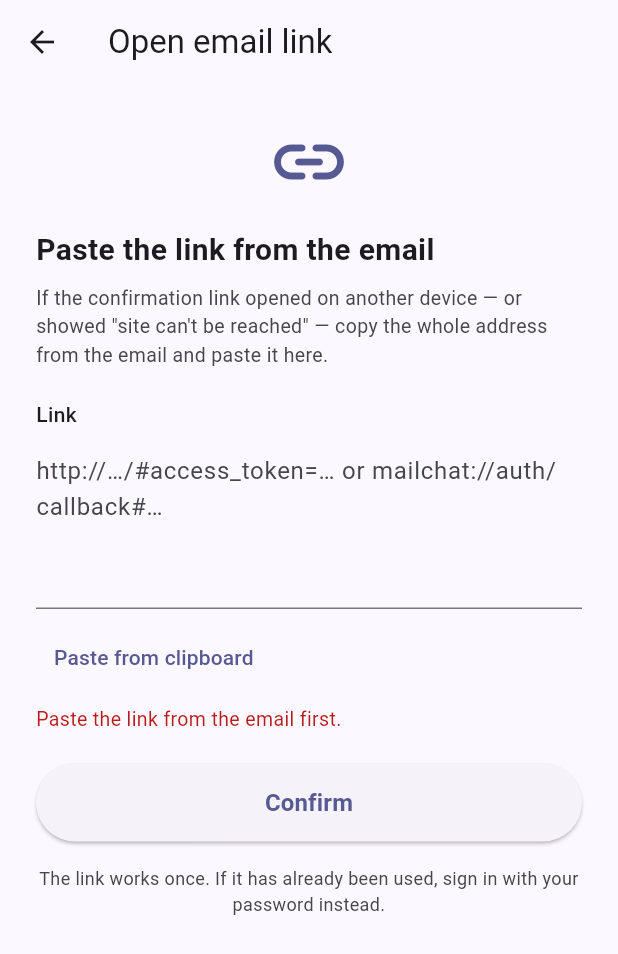
After one commit to vidu1999/Mailchat, a Flutter app: the PasteLinkScreen screen opened directly, after a tap on "Paste from clipboard", after a tap on "Confirm", on a phone screen of 412 x 824 dp. The commit adds this screen. Shown: the top 954 px of the screen. Run offline on Flutter 3.47's test engine with Material 3 defaults, Android fonts, the phone set to English and light mode, and no system bars; accounts and stored records are empty.

Commit message:
Accept the Site-URL fallback link and let it be pasted in
The confirmation link came back as
http://localhost:3000/#access_token=…&type=signup: GoTrue fell back to the
project's Site URL because the app's email_redirect_to is not allow-listed.
On a phone, localhost is the phone itself, so the browser says the site
cannot be reached. The account was already confirmed — only the delivery of
the session failed.

- AuthDeepLink.parse accepts a payload-bearing URL without a callback path,
  since that is the shape a misconfigured project actually produces. The
  token fields are the discriminator, so `mailchat://settings` and plain
  URLs are still ignored.
- A non-callback link must match this project's hosts (Supabase host,
  AUTH_REDIRECT_URL host, localhost). Without that check a crafted link
  could sign a user into an account they do not own. app.dart passes them.
- New PasteLinkScreen: copy the link on the computer, paste it on the phone.
  Reachable from login ("Have a confirmation link?") and from the verify
  screen ("Opened on another device?"). User-initiated, so any host is
  accepted; the confirmed address is shown afterwards.
- An expired or already-used token is now reported instead of being stored
  as a dead session: setSession leaves no current user to confirm.
- docs: the localhost variant, the three ways to finish now, and the exact
  dashboard fields that stop it recurring.

Co-authored-by: arena-agent <297053741+arena-agent@users.noreply.github.com>

```diff
--- a/lib/core/deeplink/auth_deep_link.dart
+++ b/lib/core/deeplink/auth_deep_link.dart
@@ -91,23 +91,39 @@ class AuthDeepLink {
 
   /// Parses [raw] as an auth deep link, returning null when it is not one.
   ///
-  /// Accepts the custom scheme (`mailchat://auth/callback`) and a web URL whose
-  /// path ends in `auth/callback`, so an https app link configured against a
-  /// real domain works the same way.
-  static AuthDeepLink? parse(String? raw) {
+  /// Two URL shapes are recognised:
+  ///
+  ///  * a **callback** — `mailchat://auth/callback`, an https URL ending in
+  ///    `/auth/callback`, or GoTrue's `/auth/v1/verify`. This is what a
+  ///    correctly allow-listed `redirect_to` produces.
+  ///  * a **bare site URL carrying a payload** — `http://localhost:3000/#access_token=…`.
+  ///    GoTrue falls back to the project's Site URL whenever `redirect_to` is
+  ///    not on its allow-list, so this is the shape most misconfigured projects
+  ///    actually produce. Rejecting it means the only link the user ever
+  ///    receives is one the app cannot read.
+  ///
+  /// [allowedHosts] guards the second shape. When it is non-empty, a link that
+  /// is not a callback must point at one of those hosts. Callers pass their own
+  /// configured hosts; passing an empty set means "the user supplied this link
+  /// deliberately", which is the case for the paste-a-link screen.
+  ///
+  /// A payload is required either way (`access_token`, `token_hash`, or an
+  /// error), so an ordinary link such as `mailchat://settings` is still ignored.
+  static AuthDeepLink? parse(
+    String? raw, {
+    Set<String> allowedHosts = const {},
+  }) {
     if (raw == null || raw.trim().isEmpty) return null;
     final uri = Uri.tryParse(raw.trim());
     if (uri == null) return null;
 
     // Match on scheme + host + path together. For `mailchat://auth/callback`
     // the "auth" segment is the *host*; for an https app link it is part of the
-    // path — so neither alone identifies a callback. Anything else the scheme
-    // can address (`mailchat://settings`) must not be treated as one.
+    // path — so neither alone identifies a callback.
     final signature = '${uri.scheme}://${uri.host}${uri.path}';
     final isCallback = signature.contains('mailchat://auth/callback') ||
         signature.contains('/auth/callback') ||
         signature.contains('/auth/v1/verify');
-    if (!isCallback) return null;
 
     // Query parameters first, then the fragment wins for any repeated key: when
     // both are present the fragment carries the session and the query carries
@@ -118,6 +134,18 @@ class AuthDeepLink {
 
     final errorCode = params['error_code'] ?? params['error'];
     final errorDescription = params['error_description'];
+    final hasPayload = params.containsKey('access_token') ||
+        params.containsKey('token_hash') ||
+        (errorCode != null && errorCode.isNotEmpty) ||
+        (errorDescription != null && errorDescription.isNotEmpty);
+
+    if (!isCallback) {
+      if (!hasPayload) return null;
+      if (allowedHosts.isNotEmpty && !allowedHosts.contains(uri.host)) {
+        return null;
+      }
+    }
+
     if ((errorCode != null && errorCode.isNotEmpty) ||
         (errorDescription != null && errorDescription.isNotEmpty)) {
       return AuthDeepLink(
@@ -155,6 +183,28 @@ class AuthDeepLink {
     );
   }
 
+  /// Hosts whose links may be trusted without a callback path.
+  ///
+  /// Built from configuration: the Supabase project's own host (the Site URL is
+  /// normally the project URL or a custom domain) plus the host of
+  /// `AUTH_REDIRECT_URL`. `localhost` is included because that is the default
+  /// Site URL — and the exact link that lands on a developer's PC.
+  static Set<String> trustedHosts({
+    required String supabaseUrl,
+    required String authRedirectUrl,
+    bool includeLocalhost = true,
+  }) {
+    final hosts = <String>{};
+    for (final raw in [supabaseUrl, authRedirectUrl]) {
+      final uri = Uri.tryParse(raw.trim());
+      if (uri != null && uri.host.isNotEmpty) hosts.add(uri.host);
+    }
+    if (includeLocalhost) {
+      hosts.addAll(['localhost', '127.0.0.1']);
+    }
+    return hosts;
+  }
+
   /// Parses `a=1&b=2` style fragments, and the legacy bare `#<token>` form.
   static Map<String, String> _parseFragment(String fragment) {
     if (fragment.isEmpty) return const {};
--- a/lib/core/routing/app_router.dart
+++ b/lib/core/routing/app_router.dart
@@ -4,6 +4,7 @@ import 'package:mailchat/core/logging/app_logger.dart';
 import 'package:mailchat/features/auth/presentation/screens/forgot_password_screen.dart';
 import 'package:mailchat/features/auth/presentation/screens/login_screen.dart';
 import 'package:mailchat/features/auth/presentation/screens/registration_screen.dart';
+import 'package:mailchat/features/auth/presentation/screens/paste_link_screen.dart';
 import 'package:mailchat/features/auth/presentation/screens/reset_password_screen.dart';
 import 'package:mailchat/features/auth/presentation/screens/splash_screen.dart';
 import 'package:mailchat/features/auth/presentation/screens/email_verification_screen.dart';
@@ -36,6 +37,7 @@ class AppRoutes {
   static const String emailVerification = '/email-verification';
   static const String forgotPassword = '/forgot-password';
   static const String resetPassword = '/reset-password';
+  static const String pasteLink = '/paste-link';
   static const String chatList = '/chat-list';
   static const String searchUsers = '/search-users';
   static const String newConversation = '/new-conversation';
@@ -84,6 +86,8 @@ class AppRouter {
         return _materialRoute(EmailVerificationScreen(arguments: _args(settings)), settings);
       case AppRoutes.forgotPassword:
         return _materialRoute(const ForgotPasswordScreen(), settings);
+      case AppRoutes.pasteLink:
+        return _materialRoute(const PasteLinkScreen(), settings);
       case AppRoutes.resetPassword:
         return _materialRoute(ResetPasswordScreen(arguments: _args(settings)), settings);
       case AppRoutes.chatList:
--- /dev/null
+++ b/lib/features/auth/presentation/screens/paste_link_screen.dart
@@ -0,0 +1,175 @@
+import 'package:flutter/material.dart';
+import 'package:flutter/services.dart';
+
+import 'package:mailchat/core/deeplink/auth_deep_link.dart';
+import 'package:mailchat/core/routing/app_router.dart';
+import 'package:mailchat/shared/services/auth_service.dart';
+import 'package:mailchat/shared/widgets/app_button.dart';
+import 'package:mailchat/shared/widgets/app_input.dart';
+
+/// Completes an email link on this device by pasting it.
+///
+/// Needed whenever the confirmation email opens somewhere the app is not: the
+/// project's Site URL is `http://localhost:3000`, so the phone's browser opens
+/// the *phone's* localhost and shows "site can't be reached". The token in that
+/// URL is still valid and single-use — copying it here finishes the job.
+///
+/// The paste is user-initiated, so any host is accepted (`allowedHosts` is
+/// empty). The resulting account address is shown, so a link that signs the
+/// user into the wrong account is at least visible.
+class PasteLinkScreen extends StatefulWidget {
+  const PasteLinkScreen({super.key});
+
+  @override
+  State<PasteLinkScreen> createState() => _PasteLinkScreenState();
+}
+
+class _PasteLinkScreenState extends State<PasteLinkScreen> {
+  final _controller = TextEditingController();
+
+  bool _loading = false;
+  String? _errorMessage;
+
+  @override
+  void dispose() {
+    _controller.dispose();
+    super.dispose();
+  }
+
+  Future<void> _pasteFromClipboard() async {
+    try {
+      final data = await Clipboard.getData(Clipboard.kTextPlain);
+      final text = data?.text?.trim();
+      if (text == null || text.isEmpty) {
+        setState(() => _errorMessage = 'The clipboard is empty.');
+        return;
+      }
+      _controller.text = text;
+      setState(() => _errorMessage = null);
+    } catch (_) {
+      setState(() => _errorMessage = 'Could not read the clipboard.');
+    }
+  }
+
+  Future<void> _submit() async {
+    FocusScope.of(context).unfocus();
+    final raw = _controller.text.trim();
+    if (raw.isEmpty) {
+      setState(() => _errorMessage = 'Paste the link from the email first.');
+      return;
+    }
+
+    final link = AuthDeepLink.parse(raw);
+    if (link == null) {
+      setState(() => _errorMessage =
+          'That does not look like a MailChat link. Copy the whole address '
+          'from the email, including everything after the #.');
+      return;
+    }
+
+    setState(() {
+      _loading = true;
+      _errorMessage = null;
+    });
+
+    final result = await AuthService().handleAuthLink(link);
+    if (!mounted) return;
+
+    if (!result.succeeded) {
+      setState(() {
+        _loading = false;
+        _errorMessage = result.message;
+      });
+      return;
+    }
+
+    final navigator = Navigator.of(context);
+    final messenger = ScaffoldMessenger.of(context);
+    if (link.kind == AuthLinkKind.recovery) {
+      navigator.pushNamedAndRemoveUntil(
+        AppRoutes.resetPassword,
+        (route) => false,
+        arguments: {'notice': result.message},
+      );
+      return;
+    }
+
+    navigator.pushNamedAndRemoveUntil(
+      AppRoutes.chatList,
+      (route) => false,
+    );
+    messenger.showSnackBar(SnackBar(content: Text(result.message)));
+  }
+
+  @override
+  Widget build(BuildContext context) {
+    final colors = Theme.of(context).colorScheme;
+
+    return Scaffold(
+      appBar: AppBar(title: const Text('Open email link')),
+      body: SafeArea(
+        child: SingleChildScrollView(
+          padding: const EdgeInsets.symmetric(horizontal: 24, vertical: 24),
+          child: Column(
+            crossAxisAlignment: CrossAxisAlignment.stretch,
+            children: [
+              Icon(Icons.link_rounded, size: 56, color: colors.primary),
+              const SizedBox(height: 16),
+              Text(
+                'Paste the link from the email',
+                style: TextStyle(
+                  fontSize: 20,
+                  fontWeight: FontWeight.w700,
+                  color: colors.onSurface,
+                ),
+              ),
+              const SizedBox(height: 8),
+              Text(
+                'If the confirmation link opened on another device — or showed '
+                '"site can\'t be reached" — copy the whole address from the '
+                'email and paste it here.',
+                style: TextStyle(fontSize: 13, color: colors.onSurfaceVariant),
+              ),
+              const SizedBox(height: 20),
+              AppInput(
+                controller: _controller,
+                label: 'Link',
+                hint: 'http://…/#access_token=… or mailchat://auth/callback#…',
+                maxLines: 4,
+                keyboardType: TextInputType.url,
+              ),
+              const SizedBox(height: 8),
+              Align(
+                alignment: Alignment.centerLeft,
+                child: AppTextButton(
+                  text: 'Paste from clipboard',
+                  onPressed: _loading ? () {} : _pasteFromClipboard,
+                ),
+              ),
+              if (_errorMessage != null) ...[
+                const SizedBox(height: 8),
+                Text(
+                  _errorMessage!,
+                  style: TextStyle(color: colors.error, fontSize: 13),
+                ),
+              ],
+              const SizedBox(height: 20),
+              AppButton(
+                text: 'Confirm',
+                isLoading: _loading,
+                onPressed: _loading ? null : _submit,
+              ),
+              const SizedBox(height: 16),
+              Text(
+                'The link works once. If it has already been used, sign in with '
+                'your password instead.',
+                textAlign: TextAlign.center,
+                style: TextStyle(fontSize: 12, color: colors.onSurfaceVariant),
+              ),
+            ],
+          ),
+        ),
+      ),
+    );
+  }
+}
--- a/lib/shared/services/auth_service.dart
+++ b/lib/shared/services/auth_service.dart
@@ -246,10 +246,14 @@ class AuthService {
           accessToken: link.accessToken!,
           refreshToken: link.refreshToken,
         );
+        // `setSession` loads the user from /auth/v1/user. A token that is
+        // expired or already revoked leaves no current user, which is the
+        // difference between "confirmed" and "stored a dead token".
         final token = _supabase.accessToken;
-        if (token == null) {
+        if (token == null || _supabase.currentUser == null) {
           return AuthLinkResult.failure(
-            'The link carried no usable session. Request a new email.',
+            'This link has expired or was already used. Request a new email, '
+            'or sign in if the account is already active.',
             kind: link.kind,
           );
         }
```
Also changed, not shown: lib/app.dart (+11 -1 lines), lib/features/auth/presentation/screens/email_verification_screen.dart (+9 -0 lines), lib/features/auth/presentation/screens/login_screen.dart (+10 -0 lines), 4 other files.
